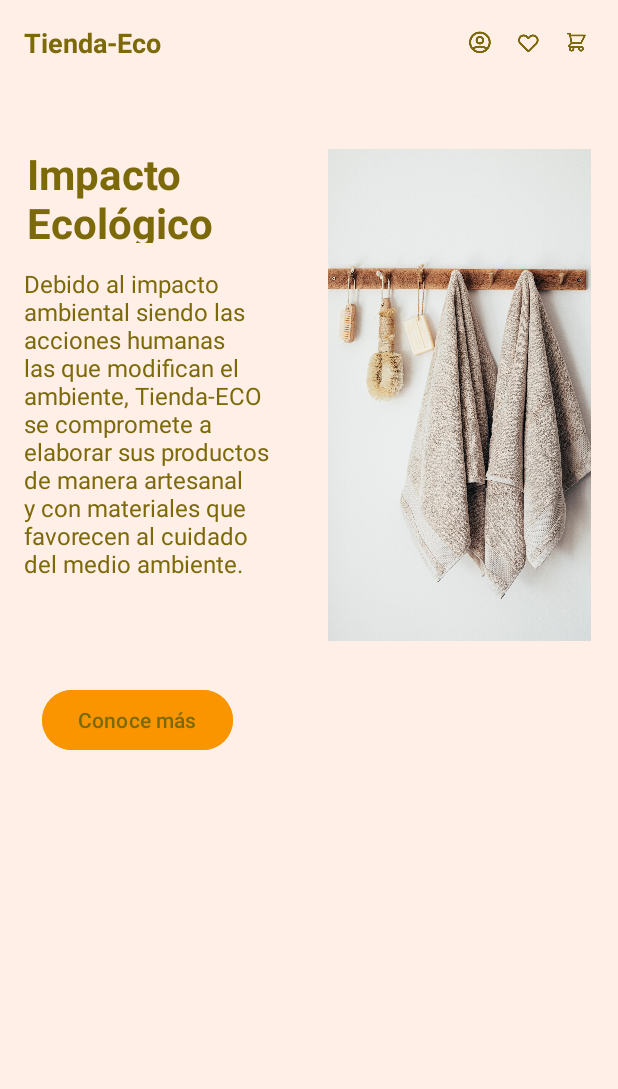
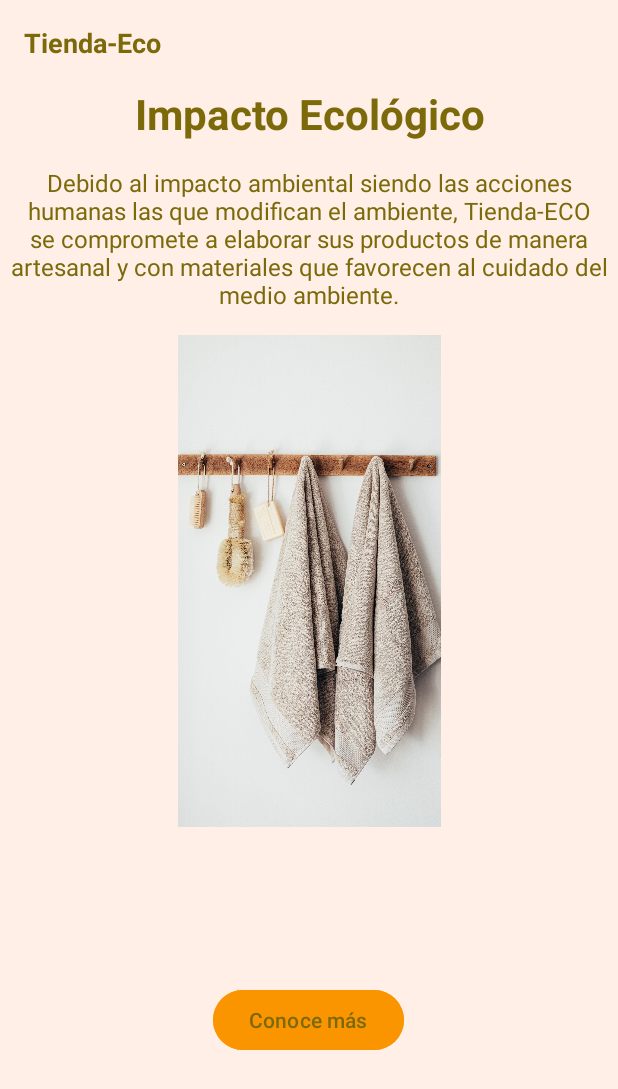
Before and after one commit to CarlosMSosaC/TiendaEco, an Android app: the screen it shows after launch (HomeActivity), on a phone screen of 412 x 824 dp. Shown: the top 1089 px of the screen. Run offline under Robolectric (Android 15) with nearby library versions, the phone set to English and light mode, and no system bars.

Commit message:
Ajuste al Home

```diff
--- a/app/src/main/res/layout/activity_home.xml
+++ b/app/src/main/res/layout/activity_home.xml
@@ -8,7 +8,6 @@
     android:layout_height="match_parent"
     android:background="@color/background_color">
 
-    <!-- Nombre de la tienda -->
     <TextView
         android:id="@+id/tvStoreName"
         android:layout_width="wrap_content"
@@ -21,97 +20,61 @@
         app:layout_constraintTop_toTopOf="parent"
         app:layout_constraintStart_toStartOf="parent" />
 
-    <!-- Iconos de usuario, favoritos, carrito -->
-    <ImageView
-        android:id="@+id/ivUserIcon"
-        android:layout_width="24dp"
-        android:layout_height="24dp"
-        android:src="@drawable/profile"
-        app:layout_constraintTop_toTopOf="parent"
-        app:layout_constraintEnd_toStartOf="@+id/ivFavoriteIcon"
-        android:layout_marginEnd="8dp"
-        android:layout_marginTop="16dp"/>
-
-    <ImageView
-        android:id="@+id/ivFavoriteIcon"
-        android:layout_width="24dp"
-        android:layout_height="24dp"
-        android:src="@drawable/heart"
-        app:layout_constraintTop_toTopOf="parent"
-        app:layout_constraintEnd_toStartOf="@+id/ivCartIcon"
-        android:layout_marginEnd="8dp"
-        android:layout_marginTop="16dp"/>
-
-    <ImageView
-        android:id="@+id/ivCartIcon"
-        android:layout_width="24dp"
-        android:layout_height="24dp"
-        android:src="@drawable/shopping_cart"
-        app:layout_constraintTop_toTopOf="parent"
-        app:layout_constraintEnd_toEndOf="parent"
-        android:layout_marginEnd="16dp"
-        android:layout_marginTop="16dp"/>
-
-    <!-- Imagen lateral -->
-
-    <!-- Título Impacto Ecológico -->
-
-    <ImageView
-        android:id="@+id/ivSideImage"
-        android:layout_width="175dp"
-        android:layout_height="328dp"
-        android:layout_margin="16dp"
-        android:scaleType="centerCrop"
-        android:src="@drawable/toallas"
-        app:layout_constraintBottom_toBottomOf="parent"
-        app:layout_constraintEnd_toEndOf="parent"
-        app:layout_constraintStart_toEndOf="@+id/tvTitle"
+    <LinearLayout
+        android:id="@+id/titleDescriptionContainer"
+        android:layout_width="match_parent"
+        android:layout_height="wrap_content"
+        android:orientation="vertical"
+        android:gravity="center"
         app:layout_constraintTop_toBottomOf="@+id/tvStoreName"
-        app:layout_constraintVertical_bias="0.066" />
-
-    <!-- Texto de descripción -->
-
-    <!-- Botón Conoce más -->
+        app:layout_constraintStart_toStartOf="parent"
+        app:layout_constraintEnd_toEndOf="parent">
 
         <TextView
             android:id="@+id/tvTitle"
-        android:layout_width="182dp"
-        android:layout_height="65dp"
-        android:layout_marginStart="16dp"
-        android:layout_marginTop="40dp"
+            android:layout_width="wrap_content"
+            android:layout_height="wrap_content"
             android:text="@string/impacto_ecologico"
             android:textColor="@color/primer_color_texto"
             android:textSize="28sp"
             android:textStyle="bold"
-        app:layout_constraintEnd_toStartOf="@+id/ivSideImage"
-        app:layout_constraintStart_toStartOf="parent"
-        app:layout_constraintTop_toBottomOf="@+id/tvStoreName" />
+            android:gravity="center"/>
 
         <TextView
             android:id="@+id/tvDescription"
-        android:layout_width="168dp"
-        android:layout_height="242dp"
-        android:layout_marginStart="16dp"
-        android:layout_marginTop="16dp"
+            android:layout_width="wrap_content"
+            android:layout_height="wrap_content"
             android:text="@string/parrafo1"
             android:textColor="@color/primer_color_texto"
             android:textSize="16sp"
-        app:layout_constraintEnd_toStartOf="@+id/ivSideImage"
-        app:layout_constraintHorizontal_bias="0.0"
+            android:gravity="center"
+            android:layout_marginTop="16dp"/>
+
+    </LinearLayout>
+
+    <ImageView
+        android:id="@+id/ivCenteredImage"
+        android:layout_width="175dp"
+        android:layout_height="328dp"
+        android:layout_marginTop="16dp"
+        android:src="@drawable/toallas"
+        android:scaleType="centerCrop"
+        app:layout_constraintTop_toBottomOf="@+id/titleDescriptionContainer"
         app:layout_constraintStart_toStartOf="parent"
-        app:layout_constraintTop_toBottomOf="@+id/tvTitle" />
+        app:layout_constraintEnd_toEndOf="parent" />
 
     <Button
         android:id="@+id/btnLearnMore"
         android:layout_width="wrap_content"
         android:layout_height="wrap_content"
-        android:layout_marginStart="28dp"
-        android:layout_marginTop="36dp"
+        android:layout_marginBottom="120dp"
         android:backgroundTint="@color/cuarto_color"
         android:text="@string/conoce_mas"
         android:textColor="@color/primer_color_texto"
         app:cornerRadius="50dp"
-        app:layout_constraintStart_toStartOf="parent"
-        app:layout_constraintTop_toBottomOf="@+id/tvDescription" />
+        app:layout_constraintBottom_toBottomOf="parent"
+        app:layout_constraintEnd_toEndOf="parent"
+        app:layout_constraintHorizontal_bias="0.498"
+        app:layout_constraintStart_toStartOf="parent" />
 
 </androidx.constraintlayout.widget.ConstraintLayout>
```
Lines whose indentation alone changed are shown as unchanged.
